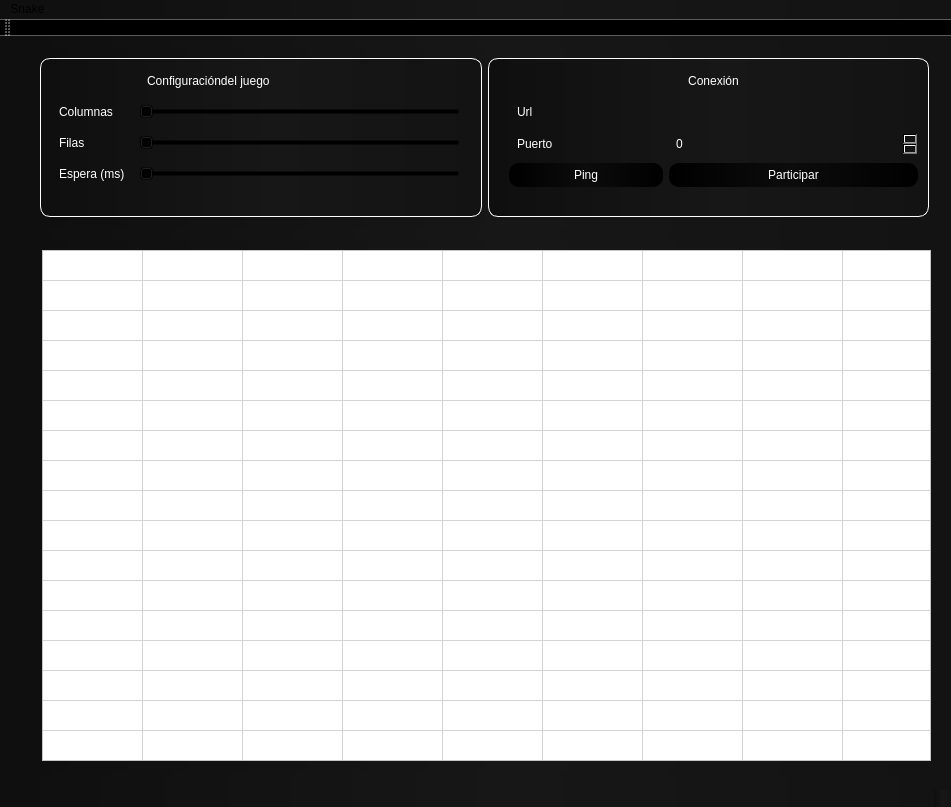
The window that servidor.ui (Ferch2109/Practica09-Modelado20171) describes before a commit, drawn with Qt 5.
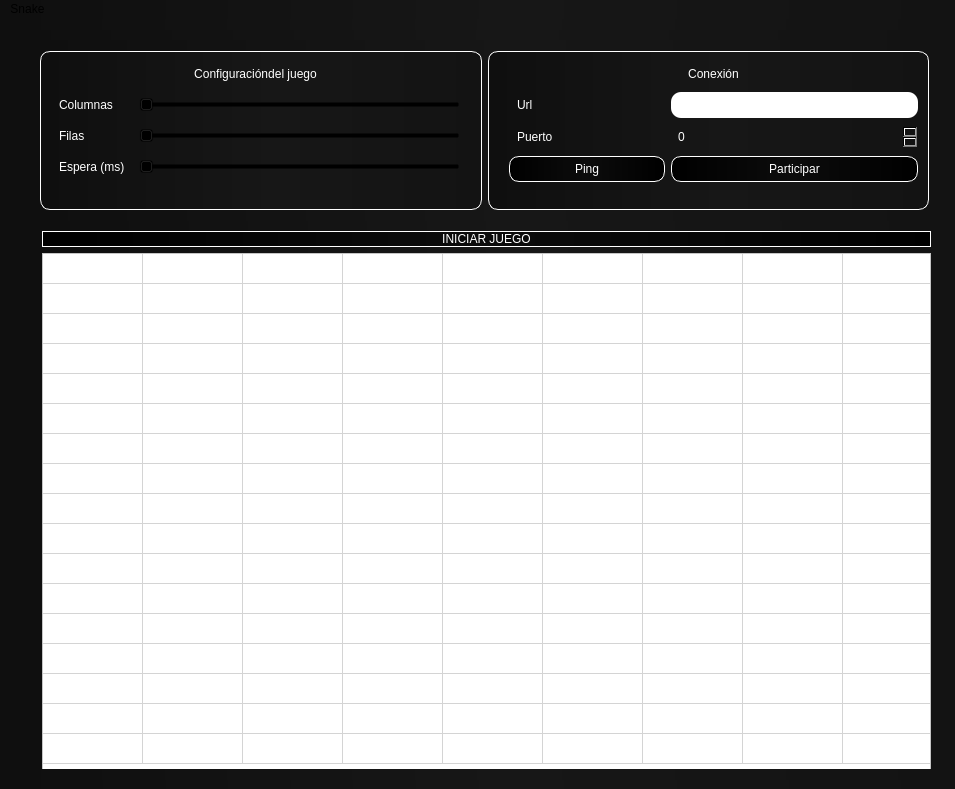
The same window after the commit.

Commit message: Se agregó boton -'INICIAR JUEGO'-

```diff
--- a/servidor.ui
+++ b/servidor.ui
@@ -6,16 +6,22 @@
    <rect>
     <x>0</x>
     <y>0</y>
-    <width>951</width>
-    <height>807</height>
+    <width>955</width>
+    <height>789</height>
    </rect>
   </property>
   <property name="sizePolicy">
-   <sizepolicy hsizetype="Preferred" vsizetype="Preferred">
-    <horstretch>0</horstretch>
-    <verstretch>0</verstretch>
+   <sizepolicy hsizetype="Expanding" vsizetype="Expanding">
+    <horstretch>1</horstretch>
+    <verstretch>1</verstretch>
    </sizepolicy>
   </property>
+  <property name="minimumSize">
+   <size>
+    <width>500</width>
+    <height>500</height>
+   </size>
+  </property>
   <property name="sizeIncrement">
    <size>
     <width>10</width>
@@ -30,7 +36,7 @@
   </property>
   <widget class="QWidget" name="centralWidget">
    <property name="sizePolicy">
-    <sizepolicy hsizetype="Preferred" vsizetype="Preferred">
+    <sizepolicy hsizetype="Expanding" vsizetype="Expanding">
      <horstretch>0</horstretch>
      <verstretch>0</verstretch>
     </sizepolicy>
@@ -39,7 +45,7 @@
     <property name="geometry">
      <rect>
       <x>0</x>
-      <y>-10</y>
+      <y>0</y>
       <width>951</width>
       <height>761</height>
      </rect>
@@ -51,7 +57,7 @@
      <item>
       <widget class="QWidget" name="widget_3" native="true">
        <property name="sizePolicy">
-        <sizepolicy hsizetype="Preferred" vsizetype="Preferred">
+        <sizepolicy hsizetype="Expanding" vsizetype="Expanding">
          <horstretch>0</horstretch>
          <verstretch>0</verstretch>
         </sizepolicy>
@@ -60,17 +66,47 @@
         <property name="geometry">
          <rect>
           <x>20</x>
-          <y>202</y>
+          <y>190</y>
           <width>911</width>
-          <height>531</height>
+          <height>561</height>
          </rect>
         </property>
-        <layout class="QVBoxLayout" name="verticalLayout_2">
+        <layout class="QVBoxLayout" name="tabla_boton">
+         <property name="sizeConstraint">
+          <enum>QLayout::SetMaximumSize</enum>
+         </property>
          <item>
-          <widget class="QTableWidget" name="table">
+          <widget class="QPushButton" name="terminar_juego">
+           <property name="sizePolicy">
+            <sizepolicy hsizetype="Expanding" vsizetype="Fixed">
+             <horstretch>0</horstretch>
+             <verstretch>0</verstretch>
+            </sizepolicy>
+           </property>
+           <property name="styleSheet">
+            <string notr="true">color: white;
+border: 1px;
+border-color: white;
+border-style : solid;
+border-radius:10px;
+background-color: qlineargradient(spread:pad, x1:0, y1:0, x2:1, y2:0, stop:0 rgba(0, 0, 0, 255), stop:0.490909 rgba(12, 12, 12, 255), stop:1 rgba(0, 0, 0, 255));</string>
+           </property>
+           <property name="text">
+            <string>INICIAR JUEGO</string>
+           </property>
+          </widget>
+         </item>
+         <item>
+          <widget class="QTableWidget" name="tabla">
            <property name="enabled">
             <bool>true</bool>
            </property>
+           <property name="sizePolicy">
+            <sizepolicy hsizetype="Expanding" vsizetype="Expanding">
+             <horstretch>1</horstretch>
+             <verstretch>1</verstretch>
+            </sizepolicy>
+           </property>
            <property name="minimumSize">
             <size>
              <width>631</width>
@@ -345,11 +381,20 @@
          </rect>
         </property>
         <layout class="QHBoxLayout" name="horizontalLayout">
+         <property name="sizeConstraint">
+          <enum>QLayout::SetMaximumSize</enum>
+         </property>
          <item>
           <widget class="QGroupBox" name="groupBox_10">
            <property name="enabled">
             <bool>true</bool>
            </property>
+           <property name="sizePolicy">
+            <sizepolicy hsizetype="Expanding" vsizetype="Expanding">
+             <horstretch>0</horstretch>
+             <verstretch>0</verstretch>
+            </sizepolicy>
+           </property>
            <property name="styleSheet">
             <string notr="true">color: #FFFFFF;
 border:1px;
@@ -376,6 +421,12 @@
               <height>171</height>
              </rect>
             </property>
+            <property name="sizePolicy">
+             <sizepolicy hsizetype="Expanding" vsizetype="Expanding">
+              <horstretch>0</horstretch>
+              <verstretch>0</verstretch>
+             </sizepolicy>
+            </property>
             <property name="styleSheet">
              <string notr="true">color: #FFFFFF;
 border:0px;
@@ -390,11 +441,17 @@
              <property name="fieldGrowthPolicy">
               <enum>QFormLayout::AllNonFixedFieldsGrow</enum>
              </property>
-             <item row="1" column="0">
+             <item row="2" column="0">
               <widget class="QLabel" name="label_28">
                <property name="enabled">
                 <bool>true</bool>
                </property>
+               <property name="sizePolicy">
+                <sizepolicy hsizetype="Preferred" vsizetype="Preferred">
+                 <horstretch>0</horstretch>
+                 <verstretch>0</verstretch>
+                </sizepolicy>
+               </property>
                <property name="styleSheet">
                 <string notr="true">color: #FFFFFF;
 border:0px;
@@ -411,8 +468,8 @@
                </property>
               </widget>
              </item>
-             <item row="1" column="1">
-              <widget class="QSlider" name="filas_3">
+             <item row="2" column="1">
+              <widget class="QSlider" name="columnas">
                <property name="enabled">
                 <bool>true</bool>
                </property>
@@ -436,7 +493,7 @@
                </property>
               </widget>
              </item>
-             <item row="2" column="0">
+             <item row="3" column="0">
               <widget class="QLabel" name="label_29">
                <property name="enabled">
                 <bool>true</bool>
@@ -457,8 +514,8 @@
                </property>
               </widget>
              </item>
-             <item row="2" column="1">
-              <widget class="QSlider" name="columnas_4">
+             <item row="3" column="1">
+              <widget class="QSlider" name="filas">
                <property name="enabled">
                 <bool>true</bool>
                </property>
@@ -482,15 +539,15 @@
                </property>
               </widget>
              </item>
-             <item row="3" column="0">
+             <item row="4" column="0">
               <widget class="QLabel" name="label_4">
                <property name="text">
                 <string>Espera (ms)</string>
                </property>
               </widget>
              </item>
-             <item row="3" column="1">
-              <widget class="QSlider" name="columnas_5">
+             <item row="4" column="1">
+              <widget class="QSlider" name="espera">
                <property name="enabled">
                 <bool>true</bool>
                </property>
@@ -514,11 +571,17 @@
                </property>
               </widget>
              </item>
-             <item row="0" column="1">
+             <item row="1" column="0" colspan="2">
               <widget class="QLabel" name="label_30">
                <property name="enabled">
                 <bool>true</bool>
                </property>
+               <property name="sizePolicy">
+                <sizepolicy hsizetype="Expanding" vsizetype="Preferred">
+                 <horstretch>0</horstretch>
+                 <verstretch>0</verstretch>
+                </sizepolicy>
+               </property>
                <property name="styleSheet">
                 <string notr="true">color: #FFFFFF;
 border:0px;
@@ -530,6 +593,9 @@
                <property name="text">
                 <string>Configuracióndel juego</string>
                </property>
+               <property name="alignment">
+                <set>Qt::AlignCenter</set>
+               </property>
                <property name="toolTipDuration" stdset="0">
                 <number>-1</number>
                </property>
@@ -544,6 +610,12 @@
            <property name="enabled">
             <bool>true</bool>
            </property>
+           <property name="sizePolicy">
+            <sizepolicy hsizetype="Expanding" vsizetype="Expanding">
+             <horstretch>0</horstretch>
+             <verstretch>0</verstretch>
+            </sizepolicy>
+           </property>
            <property name="styleSheet">
             <string notr="true">color: #FFFFFF;
 border:1px;
@@ -567,6 +639,12 @@
               <height>161</height>
              </rect>
             </property>
+            <property name="sizePolicy">
+             <sizepolicy hsizetype="Expanding" vsizetype="Expanding">
+              <horstretch>0</horstretch>
+              <verstretch>0</verstretch>
+             </sizepolicy>
+            </property>
             <property name="styleSheet">
              <string notr="true">border:0px;
 background-color: rgb(0,0,0,0)</string>
@@ -580,6 +658,15 @@
                <property name="enabled">
                 <bool>true</bool>
                </property>
+               <property name="sizePolicy">
+                <sizepolicy hsizetype="Expanding" vsizetype="Preferred">
+                 <horstretch>0</horstretch>
+                 <verstretch>0</verstretch>
+                </sizepolicy>
+               </property>
+               <property name="layoutDirection">
+                <enum>Qt::LeftToRight</enum>
+               </property>
                <property name="styleSheet">
                 <string notr="true">color: #FFFFFF;
 border:0px;
@@ -620,15 +707,12 @@
               </widget>
              </item>
              <item row="1" column="1">
-              <widget class="QLineEdit" name="url_s_2">
+              <widget class="QLineEdit" name="url">
+               <property name="autoFillBackground">
+                <bool>false</bool>
+               </property>
                <property name="styleSheet">
-                <string notr="true">color: #FFFFFF;
-border:1px;
-border-color:#fff;
-boder-style:solid;
-border-radius:5px;
-padding:5px;
-background:rgb(0,0,0,0)</string>
+                <string notr="true">background:white;</string>
                </property>
                <property name="text">
                 <string/>
@@ -660,6 +744,12 @@
                <property name="enabled">
                 <bool>true</bool>
                </property>
+               <property name="sizePolicy">
+                <sizepolicy hsizetype="Expanding" vsizetype="Fixed">
+                 <horstretch>0</horstretch>
+                 <verstretch>0</verstretch>
+                </sizepolicy>
+               </property>
                <property name="styleSheet">
                 <string notr="true">color: #FFFFFF;
 border:1px;
@@ -675,9 +765,18 @@
               </widget>
              </item>
              <item row="4" column="0">
-              <widget class="QPushButton" name="pushButton_2">
+              <widget class="QPushButton" name="ping">
+               <property name="sizePolicy">
+                <sizepolicy hsizetype="Expanding" vsizetype="Fixed">
+                 <horstretch>0</horstretch>
+                 <verstretch>0</verstretch>
+                </sizepolicy>
+               </property>
                <property name="styleSheet">
                 <string notr="true">color: white;
+border: 1px;
+border-color: white;
+border-style : solid;
 border-radius:10px;
 background-color: qlineargradient(spread:pad, x1:0, y1:0, x2:1, y2:0, stop:0 rgba(0, 0, 0, 255), stop:0.490909 rgba(12, 12, 12, 255), stop:1 rgba(0, 0, 0, 255));</string>
                </property>
@@ -687,9 +786,20 @@
               </widget>
              </item>
              <item row="4" column="1">
-              <widget class="QPushButton" name="levantar_servidor_2">
+              <widget class="QPushButton" name="participar">
+               <property name="sizePolicy">
+                <sizepolicy hsizetype="Expanding" vsizetype="Fixed">
+                 <horstretch>0</horstretch>
+                 <verstretch>0</verstretch>
+                </sizepolicy>
+               </property>
                <property name="styleSheet">
-                <string notr="true">background-color: qlineargradient(spread:pad, x1:0, y1:0, x2:1, y2:0, stop:0 rgba(0, 0, 0, 255), stop:0.490909 rgba(12, 12, 12, 255), stop:1 rgba(0, 0, 0, 255));</string>
+                <string notr="true">color: white;
+border: 1px;
+border-color: white;
+border-style : solid;
+border-radius:10px;
+background-color: qlineargradient(spread:pad, x1:0, y1:0, x2:1, y2:0, stop:0 rgba(0, 0, 0, 255), stop:0.490909 rgba(12, 12, 12, 255), stop:1 rgba(0, 0, 0, 255));</string>
                </property>
                <property name="text">
                 <string>Participar</string>
@@ -712,7 +822,7 @@
     <rect>
      <x>0</x>
      <y>0</y>
-     <width>951</width>
+     <width>955</width>
      <height>28</height>
     </rect>
    </property>
@@ -723,15 +833,6 @@
    </widget>
    <addaction name="menuSnake"/>
   </widget>
-  <widget class="QToolBar" name="mainToolBar">
-   <attribute name="toolBarArea">
-    <enum>TopToolBarArea</enum>
-   </attribute>
-   <attribute name="toolBarBreak">
-    <bool>false</bool>
-   </attribute>
-  </widget>
-  <widget class="QStatusBar" name="statusBar"/>
  </widget>
  <layoutdefault spacing="6" margin="11"/>
  <resources/>
```
Left out of the diff: 6 changed lines with no effect on the pictures.
